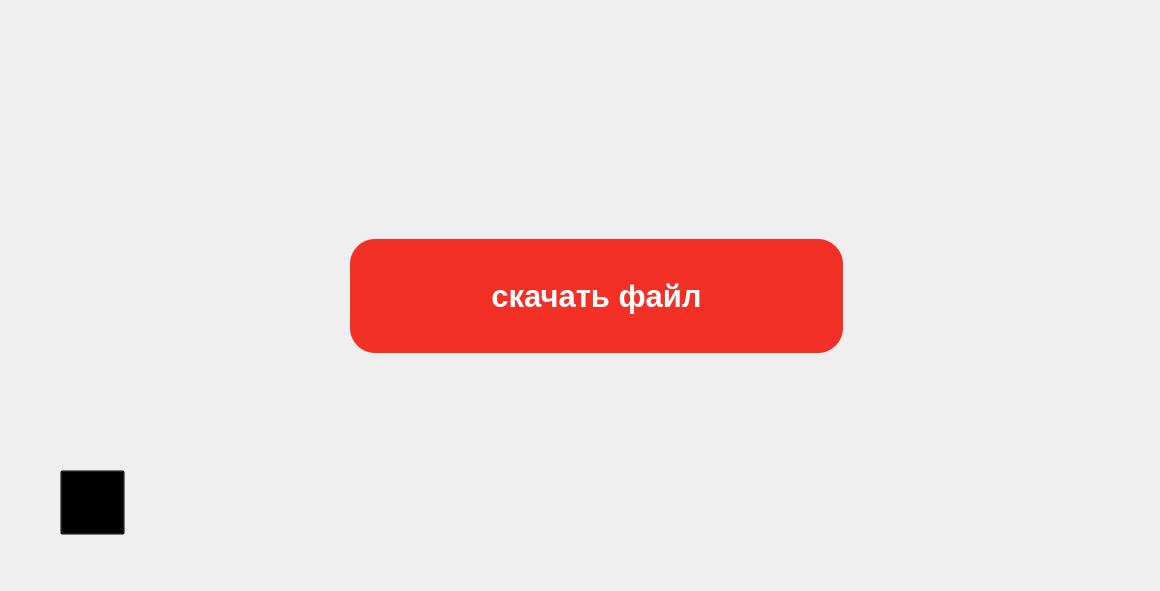
This is dialog_4.ui in RO1T/convertor_front as Qt 5 draws it before an edit. The edited form follows.
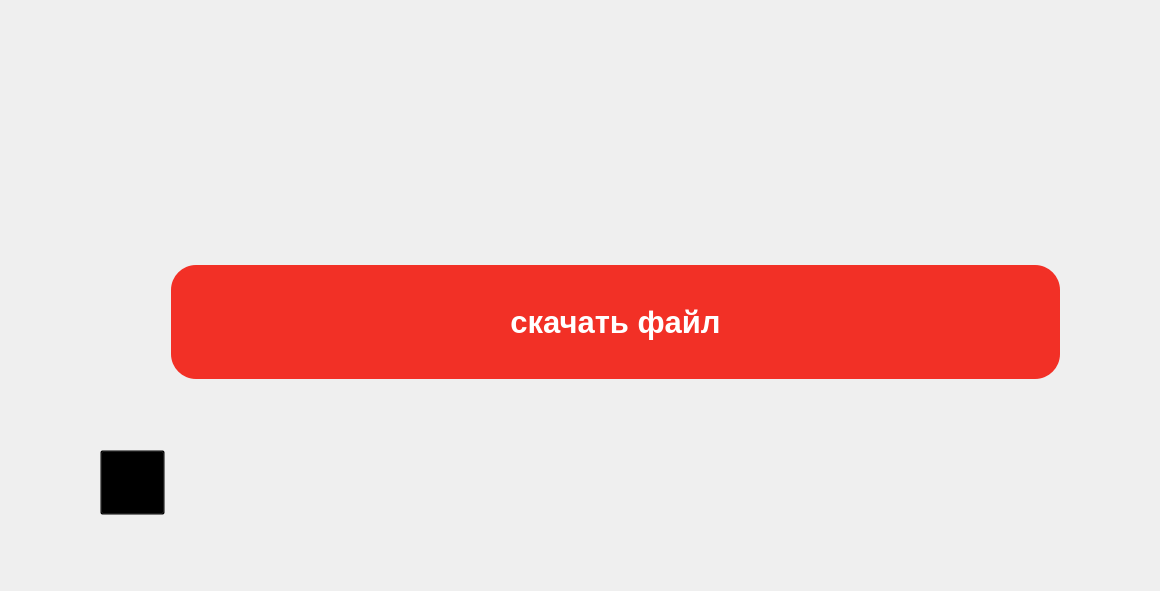
This is the edited form. Icons and pictures are not drawn.

```diff
--- a/dialog_4.ui
+++ b/dialog_4.ui
@@ -13,14 +13,23 @@
   <property name="windowTitle">
    <string>Dialog</string>
   </property>
+  <layout class="QGridLayout" name="gridLayout" columnstretch="1,50">
+   <property name="leftMargin">
+    <number>100</number>
+   </property>
+   <property name="topMargin">
+    <number>200</number>
+   </property>
+   <property name="rightMargin">
+    <number>100</number>
+   </property>
+   <item row="0" column="1">
   <widget class="QPushButton" name="download_btn">
-   <property name="geometry">
-    <rect>
-     <x>350</x>
-     <y>239</y>
+     <property name="minimumSize">
+      <size>
      <width>493</width>
      <height>114</height>
-    </rect>
+      </size>
    </property>
    <property name="styleSheet">
     <string notr="true">background: #F23026;
@@ -39,14 +48,14 @@
     <string>скачать файл</string>
    </property>
   </widget>
+   </item>
+   <item row="1" column="0">
   <widget class="QPushButton" name="back_btn">
-   <property name="geometry">
-    <rect>
-     <x>60</x>
-     <y>470</y>
+     <property name="minimumSize">
+      <size>
      <width>65</width>
      <height>65</height>
-    </rect>
+      </size>
    </property>
    <property name="styleSheet">
     <string notr="true">background-color: transparent;
@@ -57,6 +66,8 @@
     <string/>
    </property>
   </widget>
+   </item>
+  </layout>
  </widget>
  <resources>
   <include location="logo_r.qrc"/>
```
Lines whose indentation alone changed are shown as unchanged.
